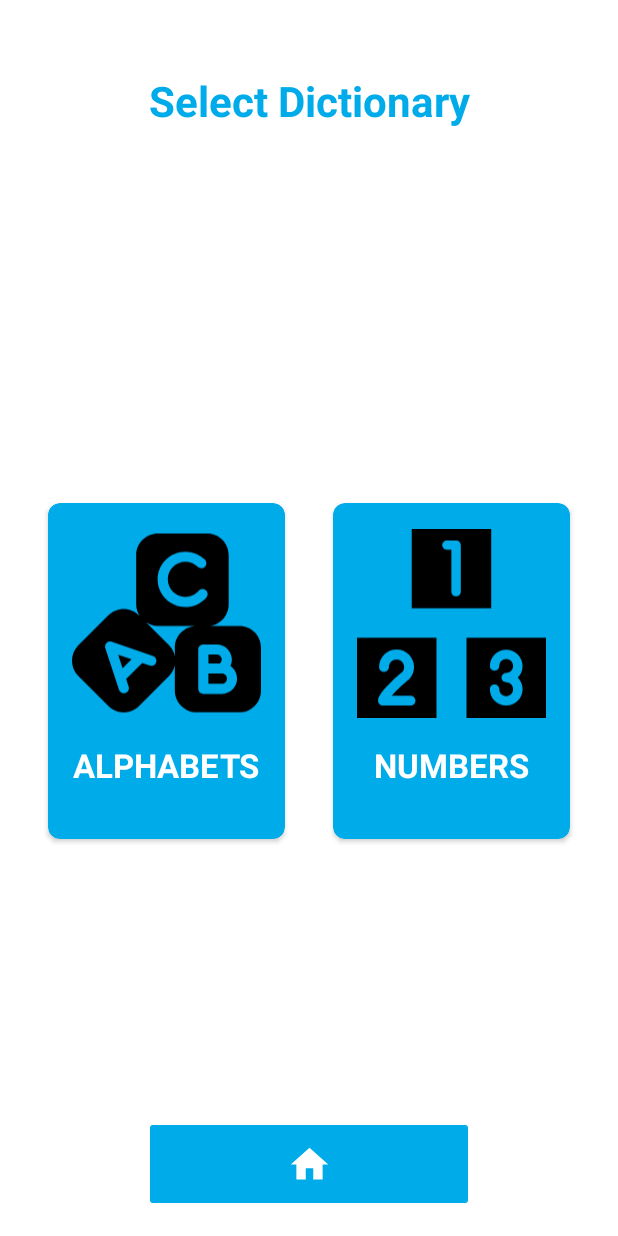
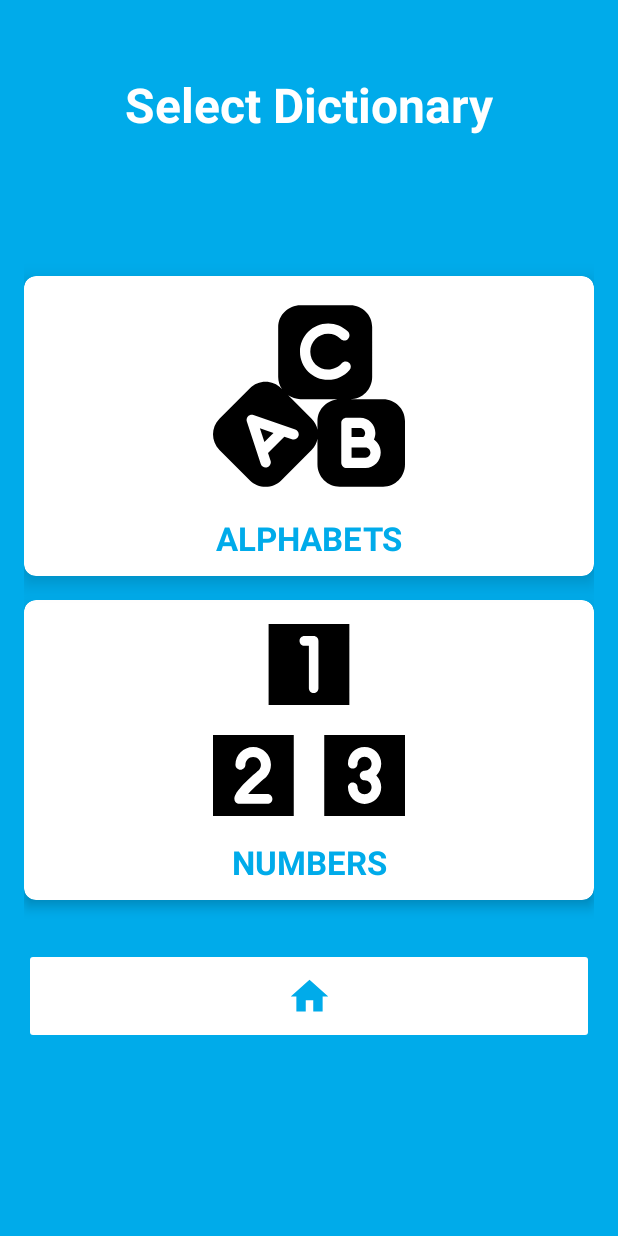
Before and after one commit to MahmoudMostafa580/Sign-Language-Translator-master, an Android app: the screen it shows after launch (SelectDictionaryActivity), after a tap on an icon or button, on a phone screen of 412 x 824 dp. Run offline under Robolectric (Android 15) with nearby library versions, the phone set to English and light mode, and no system bars.

```diff
--- /dev/null
+++ b/app/src/main/java/com/sign/language/activities/LauncherActivity.java
@@ -0,0 +1,29 @@
+package com.sign.language.activities;
+
+import androidx.annotation.NonNull;
+import androidx.appcompat.app.AppCompatActivity;
+
+import android.app.Activity;
+import android.content.Intent;
+import android.os.Bundle;
+import android.os.Handler;
+import android.os.Message;
+import android.view.WindowManager;
+
+import com.sign.language.R;
+
+public class LauncherActivity extends Activity {
+
+    @Override
+    protected void onCreate(Bundle savedInstanceState) {
+        super.onCreate(savedInstanceState);
+        setContentView(R.layout.activity_launcher);
+
+        getWindow().setFlags(WindowManager.LayoutParams.FLAG_FULLSCREEN,WindowManager.LayoutParams.FLAG_FULLSCREEN);
+
+        new Handler().postDelayed(() -> {
+            startActivity(new Intent(getApplicationContext(),SearchTextActivity.class));
+            finish();
+        },2000);
+    }
+}
--- a/app/src/main/res/layout-v23/activity_select_dictionary.xml
+++ b/app/src/main/res/layout-v23/activity_select_dictionary.xml
@@ -1,14 +1,19 @@
-<androidx.constraintlayout.widget.ConstraintLayout xmlns:android="http://schemas.android.com/apk/res/android"
+<ScrollView
+    xmlns:android="http://schemas.android.com/apk/res/android"
     xmlns:app="http://schemas.android.com/apk/res-auto"
     xmlns:tools="http://schemas.android.com/tools"
     android:layout_width="match_parent"
     android:layout_height="fill_parent"
-    android:background="#ffffff"
+    android:background="@color/blue"
     android:orientation="vertical"
+    android:scrollbars="none"
     android:padding="16dp"
     android:theme="@style/Theme.MaterialComponents.DayNight.NoActionBar"
     tools:context=".activities.SelectDictionaryActivity">
 
+    <androidx.constraintlayout.widget.ConstraintLayout
+        android:layout_width="match_parent"
+        android:layout_height="wrap_content" >
         <TextView
             android:id="@+id/select_dictionary_txt"
             android:layout_width="match_parent"
@@ -17,8 +22,8 @@
             android:gravity="center"
             android:text="@string/select_dictionary"
             android:textAppearance="?android:attr/textAppearanceLarge"
-        android:textColor="@color/blue"
-        android:textSize="28sp"
+            android:textColor="@color/white"
+            android:textSize="32sp"
             android:textStyle="bold"
             app:layout_constraintEnd_toEndOf="parent"
             app:layout_constraintStart_toStartOf="parent"
@@ -27,15 +32,20 @@
         <androidx.cardview.widget.CardView
             android:id="@+id/alphabets_btn"
             android:layout_width="0dp"
-        android:layout_height="224dp"
-        android:layout_margin="16dp"
-        android:backgroundTint="@color/blue"
+            android:layout_height="200dp"
+            android:layout_marginTop="32dp"
+            android:backgroundTint="@color/white"
             android:clickable="true"
+            android:focusable="true"
             app:cardCornerRadius="8dp"
+            app:cardElevation="8dp"
+            android:foregroundTint="@android:color/darker_gray"
+            android:foreground="?attr/selectableItemBackground"
             app:layout_constraintBottom_toBottomOf="parent"
-        app:layout_constraintEnd_toStartOf="@id/numbers_btn"
+            app:layout_constraintEnd_toEndOf="parent"
             app:layout_constraintStart_toStartOf="parent"
-        app:layout_constraintTop_toBottomOf="@id/select_dictionary_txt">
+            app:layout_constraintTop_toBottomOf="@id/select_dictionary_txt"
+            app:layout_constraintVertical_bias="0.15">
 
             <LinearLayout
                 android:layout_width="match_parent"
@@ -55,7 +65,7 @@
                     android:gravity="center_horizontal"
                     android:text="@string/Alphabets"
                     android:textAllCaps="true"
-                android:textColor="#FFFFFF"
+                    android:textColor="@color/blue"
                     android:textSize="22sp"
                     android:textStyle="bold" />
             </LinearLayout>
@@ -65,15 +75,19 @@
         <androidx.cardview.widget.CardView
             android:id="@+id/numbers_btn"
             android:layout_width="0dp"
-        android:layout_height="224dp"
-        android:layout_margin="16dp"
-        android:backgroundTint="@color/blue"
+            android:layout_height="200dp"
+            android:layout_marginTop="16dp"
+            android:backgroundTint="@color/white"
             android:clickable="true"
+            android:focusable="true"
             app:cardCornerRadius="8dp"
-        app:layout_constraintBottom_toBottomOf="@id/alphabets_btn"
+            app:cardElevation="5dp"
+            android:foreground="?attr/selectableItemBackground"
+            app:layout_constraintBottom_toBottomOf="parent"
             app:layout_constraintEnd_toEndOf="parent"
-        app:layout_constraintStart_toEndOf="@id/alphabets_btn"
-        app:layout_constraintTop_toTopOf="@id/alphabets_btn">
+            app:layout_constraintStart_toStartOf="parent"
+            app:layout_constraintTop_toBottomOf="@id/alphabets_btn"
+            app:layout_constraintVertical_bias="0">
 
             <LinearLayout
                 android:layout_width="match_parent"
@@ -93,7 +107,7 @@
                     android:gravity="center_horizontal"
                     android:text="@string/Numbers"
                     android:textAllCaps="true"
-                android:textColor="#FFFFFF"
+                    android:textColor="@color/blue"
                     android:textSize="22sp"
                     android:textStyle="bold" />
             </LinearLayout>
@@ -104,9 +118,12 @@
             android:id="@+id/home_btn"
             android:layout_width="0dp"
             android:layout_height="64dp"
-        android:layout_marginHorizontal="80dp"
-        android:backgroundTint="@color/blue"
+            android:layout_marginBottom="32dp"
+            android:layout_marginTop="32dp"
+            android:paddingVertical="8dp"
+            android:backgroundTint="@color/white"
             android:src="@drawable/ic_home"
+            android:tint="@color/blue"
             app:layout_constraintBottom_toBottomOf="parent"
             app:layout_constraintEnd_toEndOf="parent"
             app:layout_constraintStart_toStartOf="parent"
@@ -114,3 +131,7 @@
             app:layout_constraintVertical_bias="1" />
 
     </androidx.constraintlayout.widget.ConstraintLayout>
+
+
+
+</ScrollView>
--- /dev/null
+++ b/app/src/main/res/layout/activity_launcher.xml
@@ -0,0 +1,17 @@
+<?xml version="1.0" encoding="utf-8"?>
+<androidx.constraintlayout.widget.ConstraintLayout
+    xmlns:android="http://schemas.android.com/apk/res/android"
+    xmlns:app="http://schemas.android.com/apk/res-auto"
+    xmlns:tools="http://schemas.android.com/tools"
+    android:layout_width="match_parent"
+    android:layout_height="match_parent"
+    android:background="@color/white"
+    tools:context=".activities.LauncherActivity">
+    <ImageView
+        android:layout_width="match_parent"
+        android:layout_height="match_parent"
+        app:layout_constraintTop_toTopOf="parent"
+        app:layout_constraintStart_toStartOf="parent"
+        android:src="@drawable/ic_launcher_foreground"/>
+
+</androidx.constraintlayout.widget.ConstraintLayout>
--- a/app/src/main/res/layout/activity_select_dictionary.xml
+++ b/app/src/main/res/layout/activity_select_dictionary.xml
@@ -1,14 +1,19 @@
-<androidx.constraintlayout.widget.ConstraintLayout xmlns:android="http://schemas.android.com/apk/res/android"
+<ScrollView
+    xmlns:android="http://schemas.android.com/apk/res/android"
     xmlns:app="http://schemas.android.com/apk/res-auto"
     xmlns:tools="http://schemas.android.com/tools"
     android:layout_width="match_parent"
     android:layout_height="fill_parent"
-    android:background="#ffffff"
+    android:background="@color/blue"
     android:orientation="vertical"
+    android:scrollbars="none"
     android:padding="16dp"
     android:theme="@style/Theme.MaterialComponents.DayNight.NoActionBar"
     tools:context=".activities.SelectDictionaryActivity">
 
+    <androidx.constraintlayout.widget.ConstraintLayout
+        android:layout_width="match_parent"
+        android:layout_height="wrap_content" >
         <TextView
             android:id="@+id/select_dictionary_txt"
             android:layout_width="match_parent"
@@ -17,8 +22,8 @@
             android:gravity="center"
             android:text="@string/select_dictionary"
             android:textAppearance="?android:attr/textAppearanceLarge"
-        android:textColor="@color/blue"
-        android:textSize="28sp"
+            android:textColor="@color/white"
+            android:textSize="32sp"
             android:textStyle="bold"
             app:layout_constraintEnd_toEndOf="parent"
             app:layout_constraintStart_toStartOf="parent"
@@ -27,20 +32,20 @@
         <androidx.cardview.widget.CardView
             android:id="@+id/alphabets_btn"
             android:layout_width="0dp"
-        android:layout_height="224dp"
-        android:layout_margin="16dp"
-        android:backgroundTint="@color/blue"
+            android:layout_height="200dp"
+            android:layout_marginTop="32dp"
+            android:backgroundTint="@color/white"
             android:clickable="true"
             android:focusable="true"
             app:cardCornerRadius="8dp"
-        app:cardElevation="5dp"
+            app:cardElevation="8dp"
             android:foregroundTint="@android:color/darker_gray"
-        android:foreground="?attr/selectionRequired"
+            android:foreground="?attr/selectableItemBackground"
             app:layout_constraintBottom_toBottomOf="parent"
-        app:layout_constraintEnd_toStartOf="@id/numbers_btn"
+            app:layout_constraintEnd_toEndOf="parent"
             app:layout_constraintStart_toStartOf="parent"
             app:layout_constraintTop_toBottomOf="@id/select_dictionary_txt"
-        app:layout_constraintVertical_bias="0.4">
+            app:layout_constraintVertical_bias="0.15">
 
             <LinearLayout
                 android:layout_width="match_parent"
@@ -60,7 +65,7 @@
                     android:gravity="center_horizontal"
                     android:text="@string/Alphabets"
                     android:textAllCaps="true"
-                android:textColor="#FFFFFF"
+                    android:textColor="@color/blue"
                     android:textSize="22sp"
                     android:textStyle="bold" />
             </LinearLayout>
@@ -70,17 +75,19 @@
         <androidx.cardview.widget.CardView
             android:id="@+id/numbers_btn"
             android:layout_width="0dp"
-        android:layout_height="224dp"
-        android:layout_margin="16dp"
-        android:backgroundTint="@color/blue"
+            android:layout_height="200dp"
+            android:layout_marginTop="16dp"
+            android:backgroundTint="@color/white"
             android:clickable="true"
             android:focusable="true"
             app:cardCornerRadius="8dp"
             app:cardElevation="5dp"
-        app:layout_constraintBottom_toBottomOf="@id/alphabets_btn"
+            android:foreground="?attr/selectableItemBackground"
+            app:layout_constraintBottom_toBottomOf="parent"
             app:layout_constraintEnd_toEndOf="parent"
-        app:layout_constraintStart_toEndOf="@id/alphabets_btn"
-        app:layout_constraintTop_toTopOf="@id/alphabets_btn">
+            app:layout_constraintStart_toStartOf="parent"
+            app:layout_constraintTop_toBottomOf="@id/alphabets_btn"
+            app:layout_constraintVertical_bias="0">
 
             <LinearLayout
                 android:layout_width="match_parent"
@@ -100,7 +107,7 @@
                     android:gravity="center_horizontal"
                     android:text="@string/Numbers"
                     android:textAllCaps="true"
-                android:textColor="#FFFFFF"
+                    android:textColor="@color/blue"
                     android:textSize="22sp"
                     android:textStyle="bold" />
             </LinearLayout>
@@ -111,9 +118,12 @@
             android:id="@+id/home_btn"
             android:layout_width="0dp"
             android:layout_height="64dp"
-        android:layout_marginHorizontal="80dp"
-        android:backgroundTint="@color/blue"
+            android:layout_marginBottom="16dp"
+            android:layout_marginTop="32dp"
+            android:paddingVertical="8dp"
+            android:backgroundTint="@color/white"
             android:src="@drawable/ic_home"
+            android:tint="@color/blue"
             app:layout_constraintBottom_toBottomOf="parent"
             app:layout_constraintEnd_toEndOf="parent"
             app:layout_constraintStart_toStartOf="parent"
@@ -121,3 +131,7 @@
             app:layout_constraintVertical_bias="1" />
 
     </androidx.constraintlayout.widget.ConstraintLayout>
+
+
+
+</ScrollView>
```
Also changed, not shown: app/src/main/AndroidManifest.xml (+16 -6 lines), 75 other files. Lines whose indentation alone changed are shown as unchanged.
